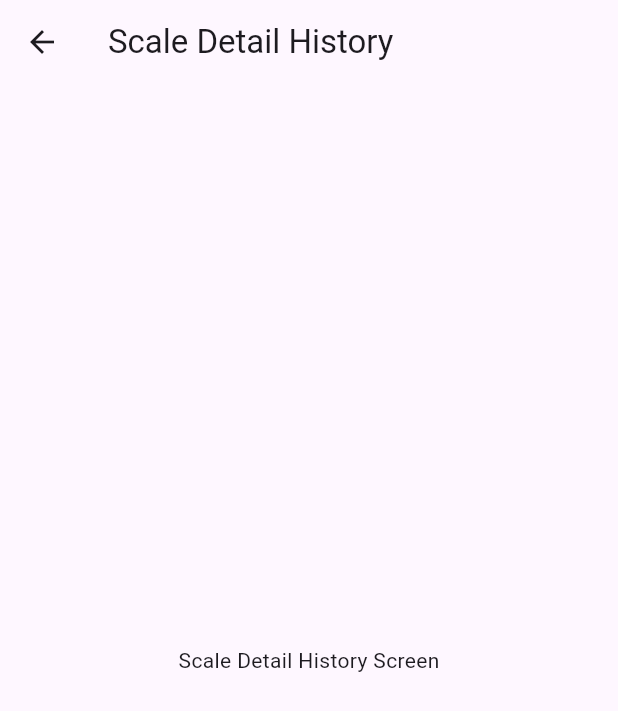
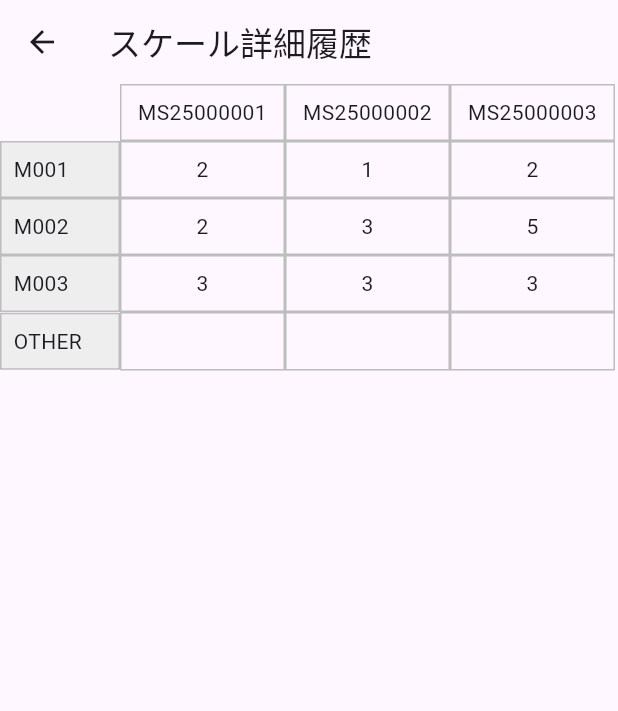
Before and after one commit to go0105rev/training, a Flutter app: the MenuScaleDetail screen opened directly, on a phone screen of 412 x 824 dp. Shown: the top 711 px of the screen. Run offline on Flutter 3.47's test engine with Material 3 defaults, Android fonts, the phone set to English and light mode, and no system bars; our stand-ins replace sqflite; accounts and stored records are empty.

Commit message:
初期開発／画面デザイン

```diff
--- a/front_app_flutter/lib/menu_scale_detail.dart
+++ b/front_app_flutter/lib/menu_scale_detail.dart
@@ -12,11 +12,98 @@ class _MenuScaleDetailState extends State<MenuScaleDetail> {
   @override
   Widget build(BuildContext context) {
     return Scaffold(
-      appBar: AppBar(
-        title: Text('Scale Detail History'),
-      ),
-      body: Center(
-        child: Text('Scale Detail History Screen'),
+        appBar: AppBar(title: const Text("スケール詳細履歴")),
+        body: _MScaleTable(),
+      );
+  }
+}
+
+/// データモデル
+class MScaleRecord {
+  final String id;
+  final List<int?> answers; // M001〜M020
+  final String? other;
+
+  MScaleRecord({required this.id, required this.answers, this.other});
+
+  String getValue(int index) {
+    if (index < answers.length) return (answers[index] ?? 0).toString();
+    return other ?? '';
+  }
+}
+
+/// ダミーデータ
+final sampleRecords = [
+  MScaleRecord(id: "MS25000001", answers: [2,2,3], other: null),
+  MScaleRecord(id: "MS25000002", answers: [1,3,3], other: null),
+  MScaleRecord(id: "MS25000003", answers: [2,5,3], other: null),
+];
+
+final items = ["M001", "M002", "M003", "OTHER"];
+
+/// ----------------------
+///  表 UI（案2）
+/// ----------------------
+/// 表 UI
+class _MScaleTable extends StatelessWidget {
+  const _MScaleTable({super.key});
+
+  @override
+  Widget build(BuildContext context) {
+    return SingleChildScrollView(
+      scrollDirection: Axis.horizontal, // 横スクロール
+      child: Column(
+        crossAxisAlignment: CrossAxisAlignment.start,
+        children: [
+          // 上段：ヘッダー
+          Row(
+            children: [
+              const SizedBox(width: 80), // 左上空白
+              ...sampleRecords.map((r) => Container(
+                width: 110,
+                padding: const EdgeInsets.all(8),
+                alignment: Alignment.center,
+                decoration: BoxDecoration(
+                  border: Border.all(color: Colors.grey.shade400),
+                ),
+                child: Text(r.id, textAlign: TextAlign.center),
+              )),
+            ],
+          ),
+
+          // 各行
+          ...List.generate(items.length, (rowIdx) {
+            return Row(
+              children: [
+                // 左端：項目名
+                Container(
+                  width: 80,
+                  padding: const EdgeInsets.all(8),
+                  alignment: Alignment.centerLeft,
+                  decoration: BoxDecoration(
+                    border: Border.all(color: Colors.grey.shade400),
+                    color: Colors.grey.shade200,
+                  ),
+                  child: Text(items[rowIdx]),
+                ),
+
+                // 各列：値
+                ...sampleRecords.map((r) {
+                  String value = rowIdx < 3 ? r.answers[rowIdx].toString() : (r.other ?? '');
+                  return Container(
+                    width: 110,
+                    padding: const EdgeInsets.all(8),
+                    alignment: Alignment.center,
+                    decoration: BoxDecoration(
+                      border: Border.all(color: Colors.grey.shade400),
+                    ),
+                    child: Text(value),
+                  );
+                }).toList(),
+              ],
+            );
+          }),
+        ],
       ),
     );
   }
--- a/front_app_flutter/lib/menu_scale_input.dart
+++ b/front_app_flutter/lib/menu_scale_input.dart
@@ -1,5 +1,4 @@
 import 'package:flutter/material.dart';
-import 'package:front_app_flutter/app_database.dart';
 import 'package:front_app_flutter/app_mental_api.dart';
 import 'package:front_app_flutter/l10n/app_localizations.dart';
 import 'package:front_app_flutter/main_screen.dart';
@@ -38,22 +37,6 @@ class _MenuScaleInputState extends State<MenuScaleInput> {
       e['text'] = (await QuestionApi.fetchQuestion(userId, e['id']!))!;
     }
     setState(() {}); // UI 更新
-  }
-
-  Future<void> _insertScale() async {
-    int s = await MentalScaleDatabase.instance.getNextSequence();
-    String seqStr = 'MS25${s.toString().padLeft(6, '0')}';
-    final answersMap = <String, dynamic>{
-      'mscale_num': seqStr,
-      's_date': DateTime.now().toIso8601String(),
-    };
-
-    for (int i = 0; i < _selectedAns.length; i++) {
-      answersMap[_selectedAns[i]['id']] = _selectedAns[i]['value'];
-    }
-
-    // DBに保存
-    await MentalScaleDatabase.instance.insertAnswer(answersMap);
   }
 
   void _nextQuestion() {
```
